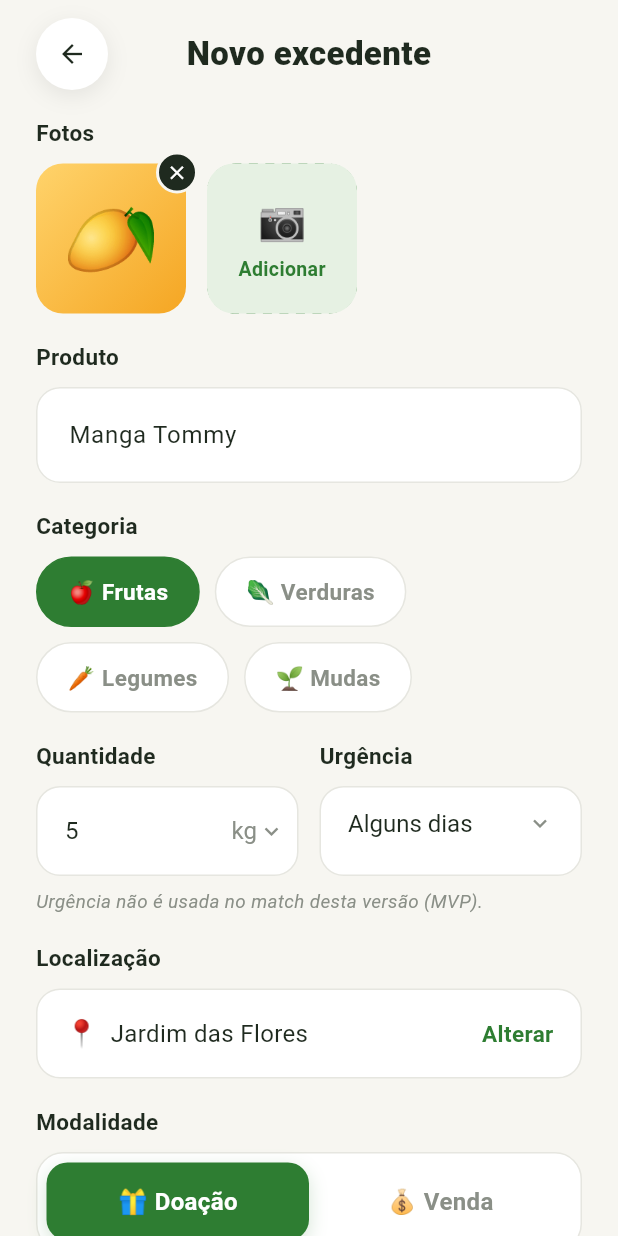
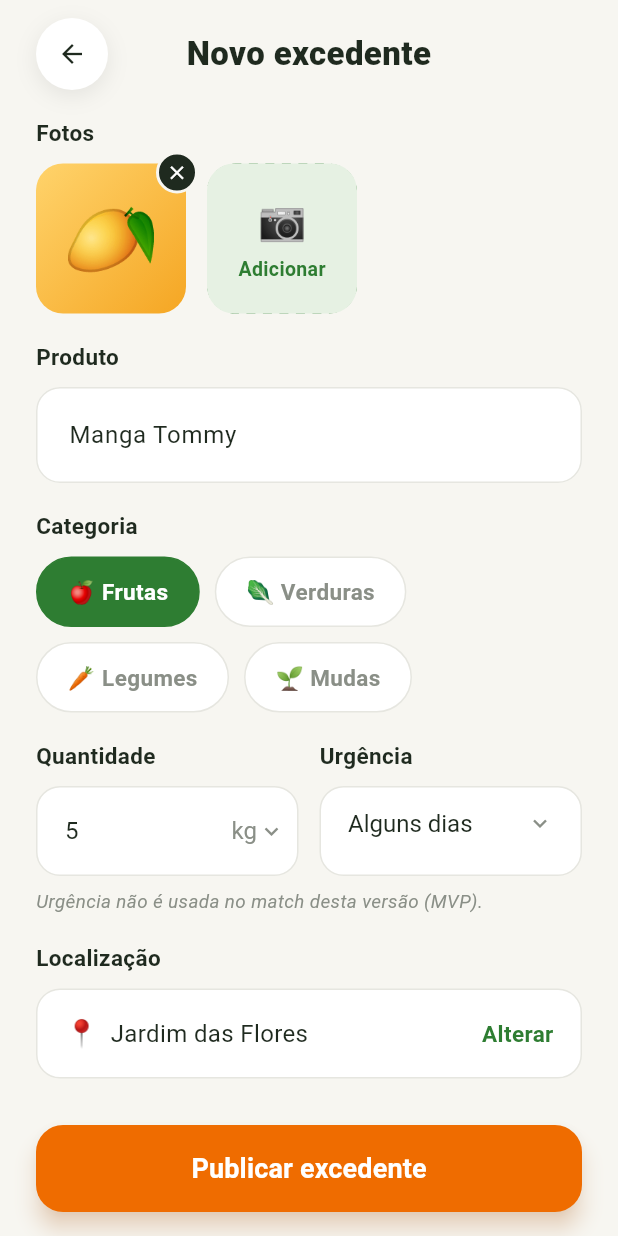
Before and after one commit to Henrique70638/PI_IV-TIME-28, a Flutter app: the screen it shows after launch, item 2 of the bottom bar chosen, on a phone screen of 412 x 824 dp. Run offline on Flutter 3.47's test engine with Material 3 defaults, Android fonts, the phone set to English and light mode, and no system bars.

Commit message:
adiciona botão de publicar e validação

```diff
--- a/Front-End/app_flutter/lib/screens/publicar.dart
+++ b/Front-End/app_flutter/lib/screens/publicar.dart
@@ -47,6 +47,27 @@ class _PublicarPageState extends State<PublicarPage> {
     ScaffoldMessenger.of(context).showSnackBar(SnackBar(content: Text(texto)));
   }
 
+  void _publicar() {
+    final quantidade = double.tryParse(
+      _quantidadeController.text.replaceAll(',', '.'),
+    );
+
+    if (_fotos.isEmpty) {
+      _mostrarMensagem('Adicione pelo menos uma foto.');
+      return;
+    }
+    if (_produtoController.text.trim().isEmpty) {
+      _mostrarMensagem('Digite o nome do produto.');
+      return;
+    }
+    if (quantidade == null || quantidade <= 0) {
+      _mostrarMensagem('Informe uma quantidade válida.');
+      return;
+    }
+
+    _mostrarMensagem('Excedente publicado!');
+  }
+
   @override
   Widget build(BuildContext context) {
     return Scaffold(
@@ -85,6 +106,11 @@ class _PublicarPageState extends State<PublicarPage> {
                   ],
                 ),
               ),
+            ),
+
+            Padding(
+              padding: const EdgeInsets.fromLTRB(24, 8, 24, 16),
+              child: _botaoPublicar(),
             ),
           ],
         ),
@@ -468,6 +494,29 @@ class _PublicarPageState extends State<PublicarPage> {
       ),
     );
   }
+
+  Widget _botaoPublicar() {
+    return SizedBox(
+      height: 58,
+      width: double.infinity,
+      child: ElevatedButton(
+        onPressed: _publicar,
+        style: ElevatedButton.styleFrom(
+          backgroundColor: corLaranja,
+          foregroundColor: Colors.white,
+          elevation: 6,
+          shadowColor: const Color(0x66EF6C00),
+          shape: RoundedRectangleBorder(
+            borderRadius: BorderRadius.circular(18),
+          ),
+        ),
+        child: const Text(
+          'Publicar excedente',
+          style: TextStyle(fontSize: 18, fontWeight: FontWeight.w700),
+        ),
+      ),
+    );
+  }
 }
 
 class _BordaTracejada extends CustomPainter {
```
